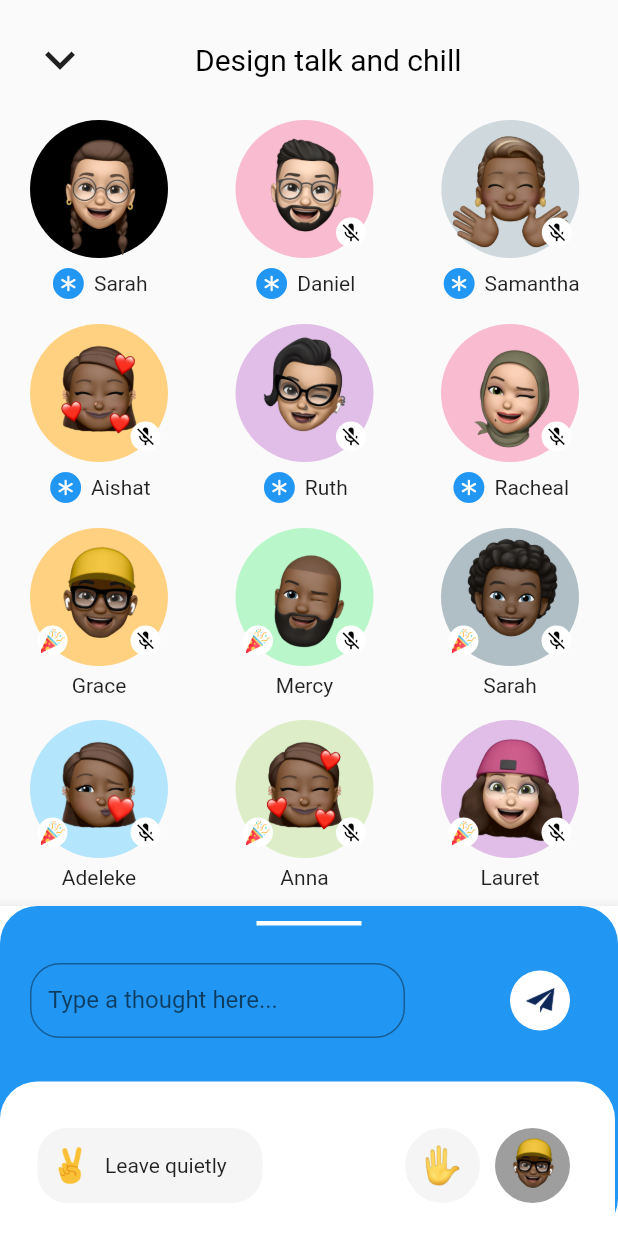
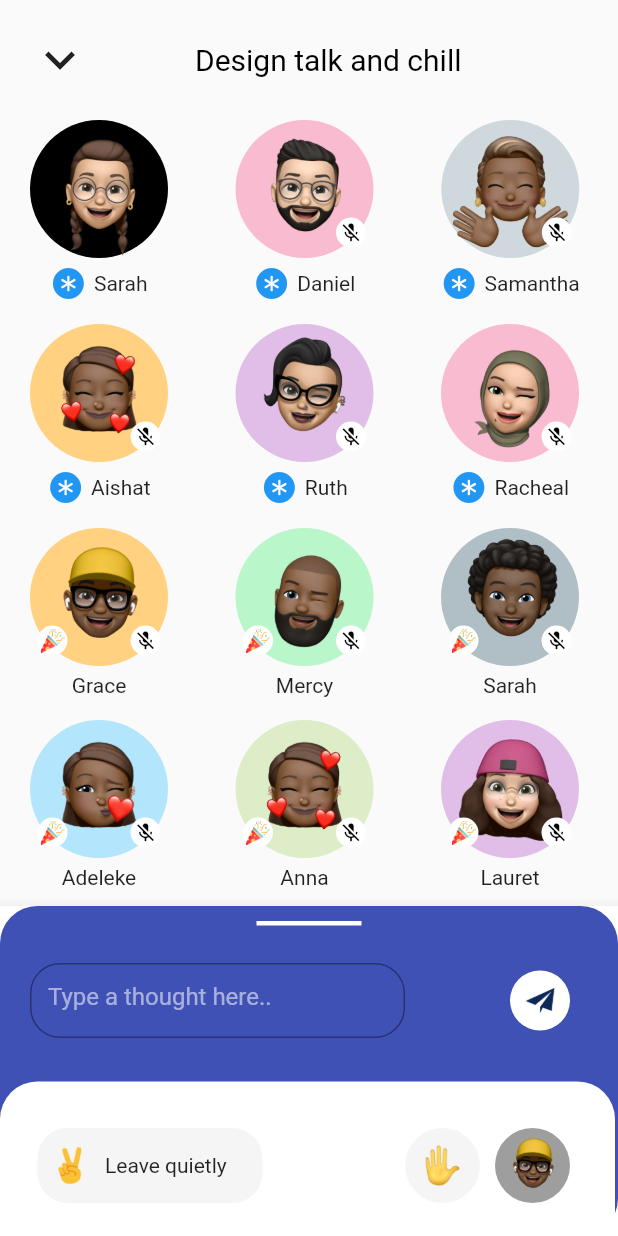
Before and after one commit to youpelegrace/clubhouse_concept, a Flutter app: the RoomPage screen opened directly, on a phone screen of 412 x 824 dp. Run offline on Flutter 3.47's test engine with Material 2 defaults, Android fonts, the phone set to English and light mode, and no system bars.

Commit message:
i added hinttext color

```diff
--- a/lib/roompage.dart
+++ b/lib/roompage.dart
@@ -20,7 +20,7 @@ class _RoomPageState extends State<RoomPage> {
             height: 220,
             width: 450,
             decoration: BoxDecoration(
-              color: Colors.blue,
+              color: Colors.indigo[500],
               borderRadius: BorderRadius.circular(25),
             ),
             child: Column(
@@ -42,11 +42,17 @@ class _RoomPageState extends State<RoomPage> {
                       child: TextField(
                         obscureText: true,
                         decoration: InputDecoration(
-                            focusColor: Colors.grey,
-                            border: OutlineInputBorder(
-                              borderRadius: BorderRadius.circular(20),
-                            ),
-                            labelText: "Type a thought here..."),
+                          hintText: "Type a thought here..",
+                          hintStyle: TextStyle(
+                            color: Colors.white54,
+                          ),
+                          focusColor: Colors.grey,
+
+                          border: OutlineInputBorder(
+                            borderRadius: BorderRadius.circular(20),
+                          ),
+                          // labelText: "Type a thought here..."
+                        ),
                       ),
                     ),
                     SizedBox(
```
